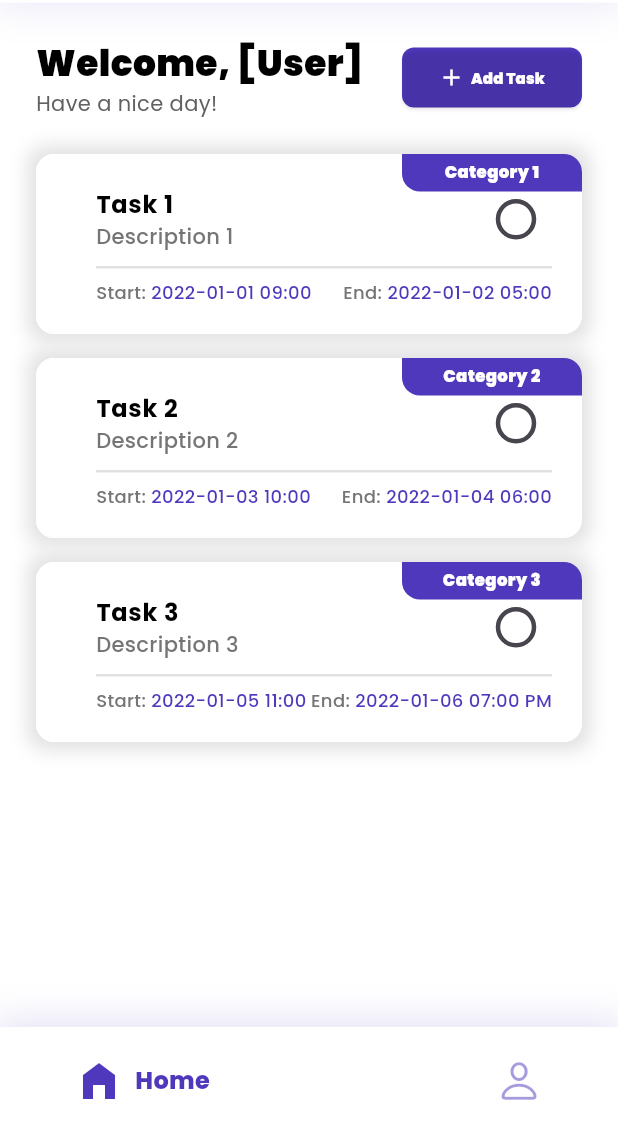
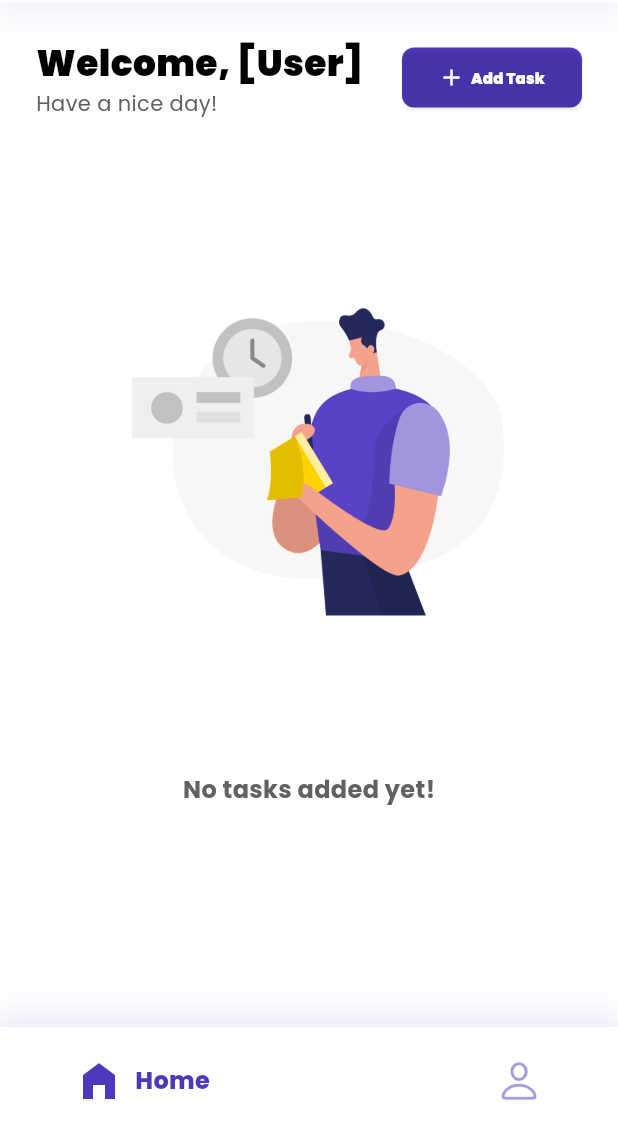
Before and after one commit to restuaar/taskify-ristek, a Flutter app: the screen it shows after launch, on a phone screen of 412 x 824 dp, the part 101-1236 px from its top. Run offline on Flutter 3.47's test engine with Material 3 defaults, Android fonts, the phone set to English and light mode, and no system bars; drawn by our look-alikes of google_nav_bar; our stand-ins replace google_fonts, hive_flutter; accounts and stored records are empty.

Commit message:
feat: menampilkan image saat task belum ada

```diff
--- a/lib/main.dart
+++ b/lib/main.dart
@@ -10,11 +10,8 @@ import 'package:taskify/providers/task_provider.dart';
 void main() async {
   WidgetsFlutterBinding.ensureInitialized();
   await Hive.initFlutter();
-  var box = await Hive.openBox('taskify');
+  await Hive.openBox('taskify');
 
-  box.put('name', 'David');
-
-  print('Name: ${box.get('name')}');
   runApp(const MyApp());
 }
 
--- a/lib/providers/task_provider.dart
+++ b/lib/providers/task_provider.dart
@@ -1,24 +1,11 @@
 // ignore_for_file: prefer_final_fields
 
 import 'package:flutter/foundation.dart';
-import 'package:hive_flutter/hive_flutter.dart';
-import 'package:taskify/utils/database.dart';
 import '../models/task.dart';
 
 class TaskProvider with ChangeNotifier {
   List<Task> _tasks = [];
-  final _mybox = Hive.box('taskify');
-  TaskDatabase db = TaskDatabase();
 
-  TaskProvider() {
-    if (_mybox.get('tasks') == null) {
-      db.createInitialDatabase();
-    } else {
-      db.loadDatabase();
-    }
-
-    _tasks = db.tasks;
-  }
 
   List<Task> get tasks {
     return [..._tasks];
--- a/lib/screens/homepage.dart
+++ b/lib/screens/homepage.dart
@@ -111,6 +111,28 @@ class _HomePageState extends State<HomePage> {
               ),
               SizedBox(height: 24),
               Consumer<TaskProvider>(builder: (context, taskProvider, child) {
+                if (taskProvider.tasks.isEmpty) {
+                  return Center(
+                    child: Column(
+                      mainAxisAlignment: MainAxisAlignment.center,
+                      children: [
+                        Image.asset(
+                          "assets/images/empty.png",
+                          height: mediaQueryHeight(context) * 0.5,
+                        ),
+                        Text(
+                          "No tasks added yet!",
+                          style: defaultText.copyWith(
+                            fontSize: 16,
+                            fontWeight: FontWeight.w700,
+                            color: Colors.grey.shade700,
+                          ),
+                        ),
+                      ],
+                    ),
+                  );
+                }
+
                 return ListView.builder(
                   itemCount: taskProvider.tasks.length,
                   shrinkWrap: true,
--- a/pubspec.yaml
+++ b/pubspec.yaml
@@ -44,8 +44,8 @@ dependencies:
 dev_dependencies:
   flutter_test:
     sdk: flutter
-  hive_generator: ^2.0.1
-  build_runner: ^2.4.8
+  hive_generator: ^1.1.3
+  build_runner: ^2.1.11
 
   # The "flutter_lints" package below contains a set of recommended lints to
   # encourage good coding practices. The lint set provided by the package is
```
Also changed, not shown: assets/images/empty.png (added), pubspec.lock.
